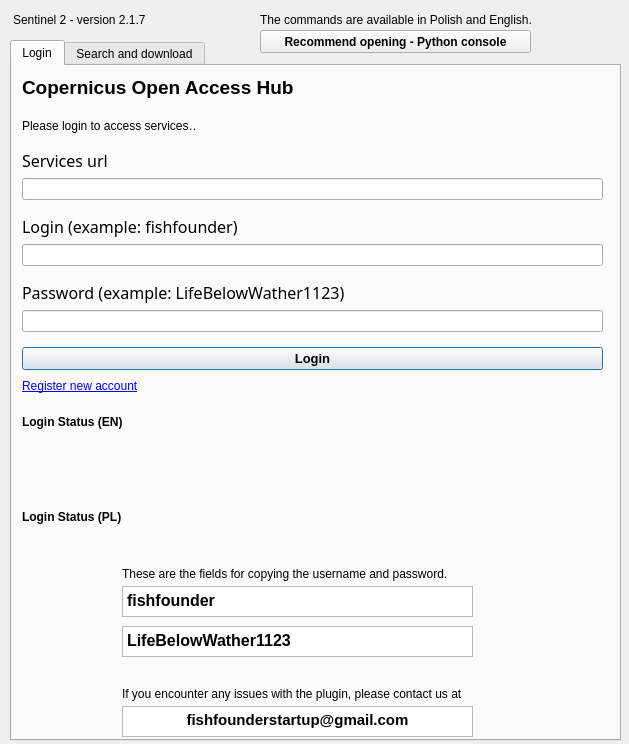
This is sentinel_open_dialog_base.ui in GlovesMaker3/Sentinel2-SoloBand-QGIS-Plugins as Qt 5 draws it before an edit. The edited form follows.
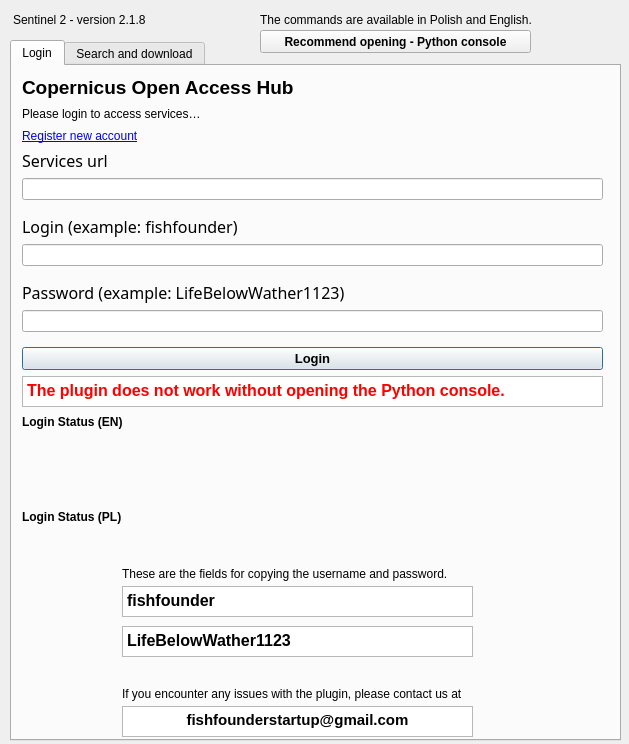
This is the edited form.

```diff
--- a/sentinel_open_dialog_base.ui
+++ b/sentinel_open_dialog_base.ui
@@ -64,8 +64,8 @@
      <property name="geometry">
       <rect>
        <x>10</x>
-       <y>310</y>
-       <width>171</width>
+       <y>60</y>
+       <width>331</width>
        <height>20</height>
       </rect>
      </property>
@@ -80,8 +80,8 @@
      <property name="geometry">
       <rect>
        <x>10</x>
-       <y>52</y>
-       <width>174</width>
+       <y>40</y>
+       <width>361</width>
        <height>16</height>
       </rect>
      </property>
@@ -348,6 +348,23 @@
       <bool>true</bool>
      </property>
     </widget>
+    <widget class="QTextEdit" name="textEdit_6">
+     <property name="geometry">
+      <rect>
+       <x>10</x>
+       <y>310</y>
+       <width>581</width>
+       <height>31</height>
+      </rect>
+     </property>
+     <property name="html">
+      <string>&lt;!DOCTYPE HTML PUBLIC &quot;-//W3C//DTD HTML 4.0//EN&quot; &quot;http://www.w3.org/TR/REC-html40/strict.dtd&quot;&gt;
+&lt;html&gt;&lt;head&gt;&lt;meta name=&quot;qrichtext&quot; content=&quot;1&quot; /&gt;&lt;style type=&quot;text/css&quot;&gt;
+p, li { white-space: pre-wrap; }
+&lt;/style&gt;&lt;/head&gt;&lt;body style=&quot; font-family:'MS Shell Dlg 2'; font-size:8.25pt; font-weight:400; font-style:normal;&quot;&gt;
+&lt;p style=&quot; margin-top:0px; margin-bottom:0px; margin-left:0px; margin-right:0px; -qt-block-indent:0; text-indent:0px;&quot;&gt;&lt;span style=&quot; font-size:12pt; font-weight:600; color:#ff0000;&quot;&gt;The plugin does not work without opening the Python console.&lt;/span&gt;&lt;/p&gt;&lt;/body&gt;&lt;/html&gt;</string>
+     </property>
+    </widget>
    </widget>
    <widget class="QWidget" name="tab_2">
     <attribute name="title">
@@ -1027,7 +1044,7 @@
     </rect>
    </property>
    <property name="text">
-    <string>Sentinel 2 - version 2.1.7</string>
+    <string>Sentinel 2 - version 2.1.8</string>
    </property>
   </widget>
   <widget class="QPushButton" name="python">
```
Left out of the diff: 28 changed lines with no effect on the pictures.
